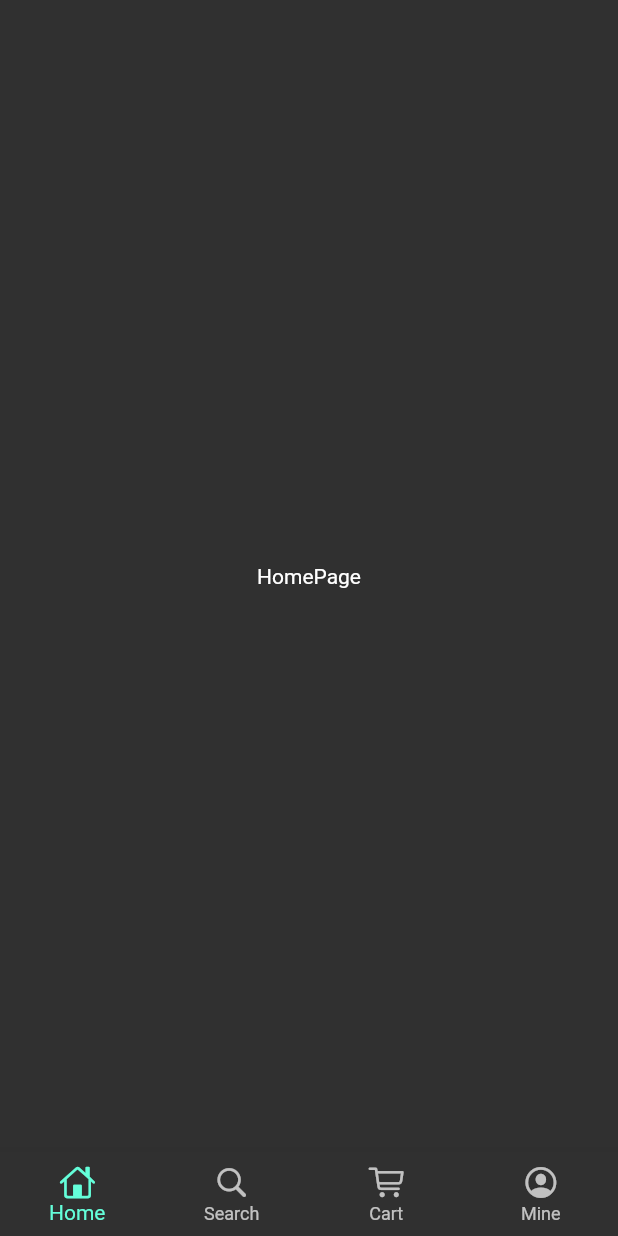
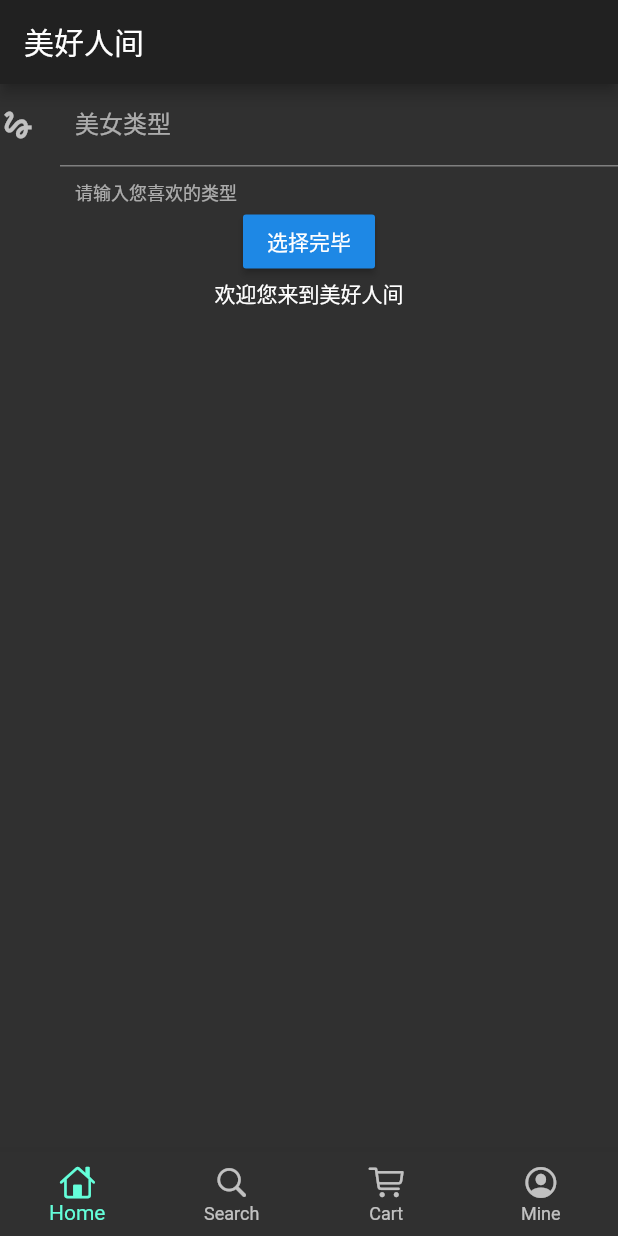
Before and after one commit to HYAdonisCoding/adam_flutter_e_commerce, a Flutter app: the screen it shows after launch, on a phone screen of 412 x 824 dp. Run offline on Flutter 3.47's test engine with Material 2 defaults, Android fonts, the phone set to English and light mode, and no system bars; our stand-ins replace dio.

```diff
--- a/lib/pages/home_page.dart
+++ b/lib/pages/home_page.dart
@@ -1,12 +1,89 @@
 import 'package:flutter/material.dart';
+import 'package:dio/dio.dart';
 
-class HomePage extends StatelessWidget {
+class HomePage extends StatefulWidget {
+  @override
+  _HomePageState createState() => _HomePageState();
+}
+
+class _HomePageState extends State<HomePage> {
+  TextEditingController typeController = TextEditingController();
+  String showText = '欢迎您来到美好人间';
+
   @override
   Widget build(BuildContext context) {
     return Scaffold(
-      body: Center(
-        child: Text('HomePage'),
+      appBar: AppBar(title: Text('美好人间'),),
+      body: Container(
+        height: 1000,
+        child: Column(
+          children: <Widget>[
+            TextField(
+              controller: typeController,
+              decoration: InputDecoration(
+                icon: Icon(Icons.gesture),
+                contentPadding: EdgeInsets.all(10.0),
+                labelText: '美女类型',
+                helperText: '请输入您喜欢的类型'
+              ),
+              autofocus: false,
+            ),
+            RaisedButton(
+              onPressed: (){
+                print('开始选择你喜欢的类型...');
+                if (typeController.text.toString()=='') {
+                  showDialog(
+                    context: context,
+                    builder: (context)=>AlertDialog(title: Text('美女类型不能为空!'),)
+                  );
+                } else {
+                  getHttp(typeController.text.toString()).then((val){
+                    setState((){
+                      print(val['name']);
+                      showText=val['name'].toString();
+                    });
+                  });
+                }
+              },
+              child: Text('选择完毕'),
+            ),
+            Text(
+              showText,
+              overflow: TextOverflow.ellipsis,
+              maxLines: 2,
+            )
+          ],
+        ),
       ),
     );
   }
+
+  void _choiceActioin() {
+    print('开始选择你喜欢的类型...');
+    if (typeController.text.toString()=='') {
+      showDialog(
+        context: context,
+        builder: (context)=>AlertDialog(title: Text('美女类型不能为空!'),)
+      );
+    } else {
+      getHttp(typeController.text.toString()).then((val){
+        setState((){
+          showText=val['data']['name'].toString();
+        });
+      });
+    }
+  }
+
+  Future getHttp(String typeText) async {
+    try{
+      Response response;
+      var params = {'name': typeText};
+      response = await Dio().get('https://www.easy-mock.com/mock/5d661e58dedc794b6c2f8093/apiphoneweb/dabaojian.do',
+            queryParameters: params
+          );
+      return response.data;
+    } catch(e){
+      return print(e);
+    }
+  }
 }
--- a/pubspec.yaml
+++ b/pubspec.yaml
@@ -23,6 +23,8 @@ dependencies:
   # The following adds the Cupertino Icons font to your application.
   # Use with the CupertinoIcons class for iOS style icons.
   cupertino_icons: ^0.1.2
+  # dio是一个强大的Dart Http请求库，支持Restful API、 FormData、拦截器、请求取消、Cookie管理、文件上传/下载、超时和自定义适配器等。
+  dio: ^2.1.16
 
 dev_dependencies:
   flutter_test:
```
Also changed, not shown: pubspec.lock.
